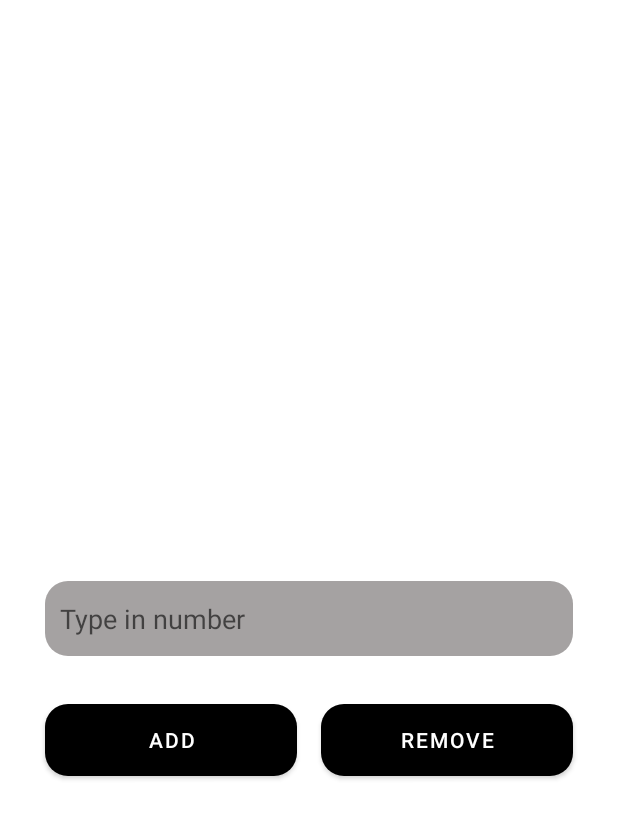
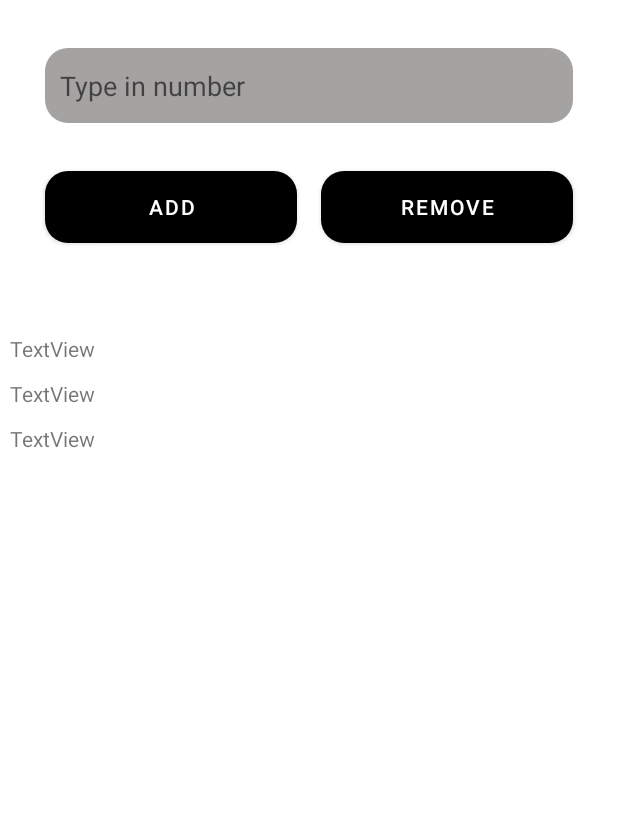
Before and after one commit to Tedisaac/X, an Android app: the layout activity_main.xml on its own in the app's theme, with its tools: preview values and no code run, on a phone screen of 412 x 824 dp. Shown: the top 819 px of the screen. Run offline under Robolectric (Android 15) with nearby library versions, the light colour scheme and no system bars.

Commit message:
RecyclerView Implementation

```diff
--- a/app/build.gradle
+++ b/app/build.gradle
@@ -39,6 +39,7 @@ android {
 dependencies {
     def room_version = "2.5.0"
     def lifecycle_version = "2.5.1"
+    def activity_version = "1.2.3"
 
     implementation 'androidx.core:core-ktx:1.7.0'
     implementation 'androidx.appcompat:appcompat:1.5.1'
@@ -58,5 +59,9 @@ dependencies {
 
     //viewmodel
     implementation("androidx.lifecycle:lifecycle-viewmodel-ktx:$lifecycle_version")
+    implementation 'androidx.lifecycle:lifecycle-runtime-ktx:2.4.1' // LifecycleScope
+
+    // Kotlin
+    implementation("androidx.activity:activity-ktx:$activity_version")
 
 }
--- a/app/src/main/AndroidManifest.xml
+++ b/app/src/main/AndroidManifest.xml
@@ -7,6 +7,7 @@
     <uses-permission android:name="android.permission.WRITE_CALL_LOG" />
 
     <application
+        android:name=".ContactApplication"
         android:allowBackup="true"
         android:dataExtractionRules="@xml/data_extraction_rules"
         android:fullBackupContent="@xml/backup_rules"
--- a/app/src/main/java/com/isaac/x/models/ContactEntity.kt
+++ b/app/src/main/java/com/isaac/x/models/ContactEntity.kt
@@ -6,6 +6,6 @@ import androidx.room.PrimaryKey
 
 @Entity(tableName = "contacts")
 data class ContactEntity(
-    @PrimaryKey (autoGenerate = true) var id: Int,
+    @PrimaryKey (autoGenerate = true) var id: Int = 0,
     @ColumnInfo (name = "contact") var contact: String
 )
--- a/app/src/main/res/layout/activity_main.xml
+++ b/app/src/main/res/layout/activity_main.xml
@@ -11,13 +11,13 @@
         android:layout_width="0dp"
         android:layout_height="50dp"
         android:layout_marginStart="30dp"
+        android:layout_marginTop="32dp"
         android:layout_marginEnd="30dp"
         android:background="@drawable/ed_background"
         android:ems="10"
         android:hint="@string/number"
         android:inputType="phone"
         android:padding="10dp"
-        app:layout_constraintBottom_toBottomOf="parent"
         app:layout_constraintEnd_toEndOf="parent"
         app:layout_constraintStart_toStartOf="parent"
         app:layout_constraintTop_toTopOf="parent" />
@@ -47,4 +47,14 @@
         app:layout_constraintEnd_toEndOf="@+id/edNumber"
         app:layout_constraintStart_toEndOf="@+id/btnAdd"
         app:layout_constraintTop_toTopOf="@+id/btnAdd" />
+
+    <androidx.recyclerview.widget.RecyclerView
+        android:layout_width="409dp"
+        android:layout_height="567dp"
+        android:layout_marginTop="16dp"
+        app:layout_constraintBottom_toBottomOf="parent"
+        app:layout_constraintEnd_toEndOf="parent"
+        app:layout_constraintStart_toStartOf="parent"
+        app:layout_constraintTop_toBottomOf="@+id/btnAdd"
+        tools:listitem="@layout/contact_layout" />
 </androidx.constraintlayout.widget.ConstraintLayout>
--- /dev/null
+++ b/app/src/main/res/layout/contact_layout.xml
@@ -0,0 +1,17 @@
+<?xml version="1.0" encoding="utf-8"?>
+<androidx.constraintlayout.widget.ConstraintLayout xmlns:android="http://schemas.android.com/apk/res/android"
+    xmlns:app="http://schemas.android.com/apk/res-auto"
+    xmlns:tools="http://schemas.android.com/tools"
+    android:layout_width="match_parent"
+    android:layout_height="wrap_content">
+
+    <TextView
+        android:id="@+id/textView"
+        android:layout_width="0dp"
+        android:layout_height="wrap_content"
+        android:padding="5dp"
+        android:text="TextView"
+        app:layout_constraintEnd_toEndOf="parent"
+        app:layout_constraintStart_toStartOf="parent"
+        app:layout_constraintTop_toTopOf="parent" />
+</androidx.constraintlayout.widget.ConstraintLayout>
```
Also changed, not shown: app/src/main/java/com/isaac/x/ContactApplication.kt (added, +8 -0 lines), app/src/main/java/com/isaac/x/ContactDatabase.kt (+21 -7 lines), app/src/main/java/com/isaac/x/MainActivity.kt (+28 -24 lines), app/src/main/java/com/isaac/x/adapters/ContactAdapter.kt (added, +43 -0 lines), app/src/main/java/com/isaac/x/interfaces/ContactDao.kt (+5 -5 lines), app/src/main/java/com/isaac/x/viewmodels/ContactViewModel.kt (added, +35 -0 lines).
